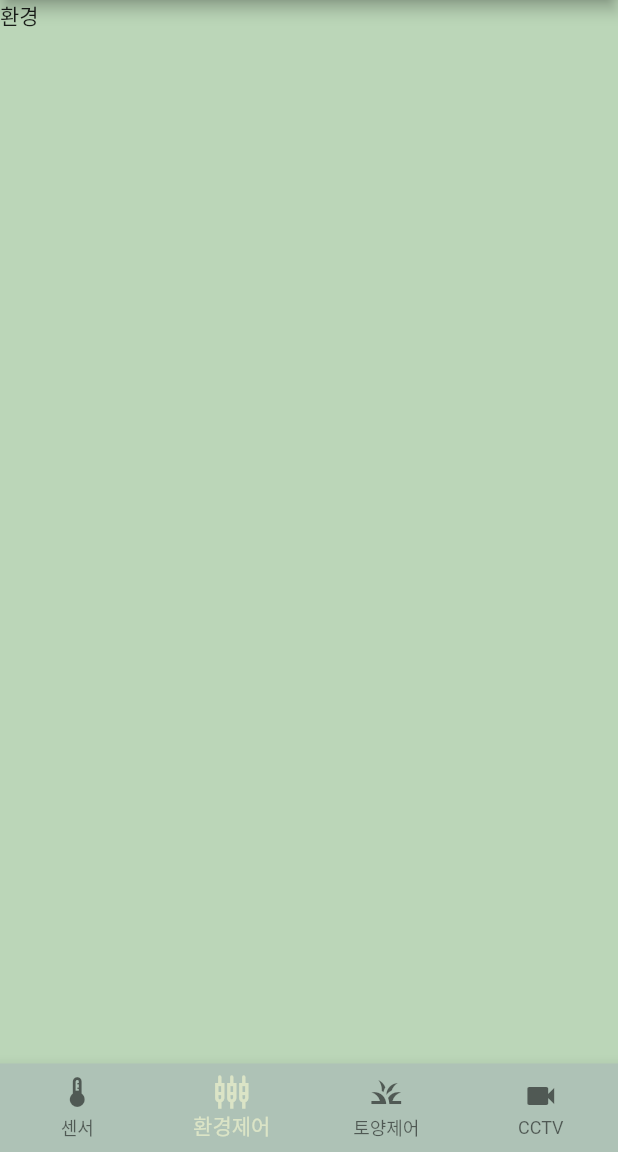
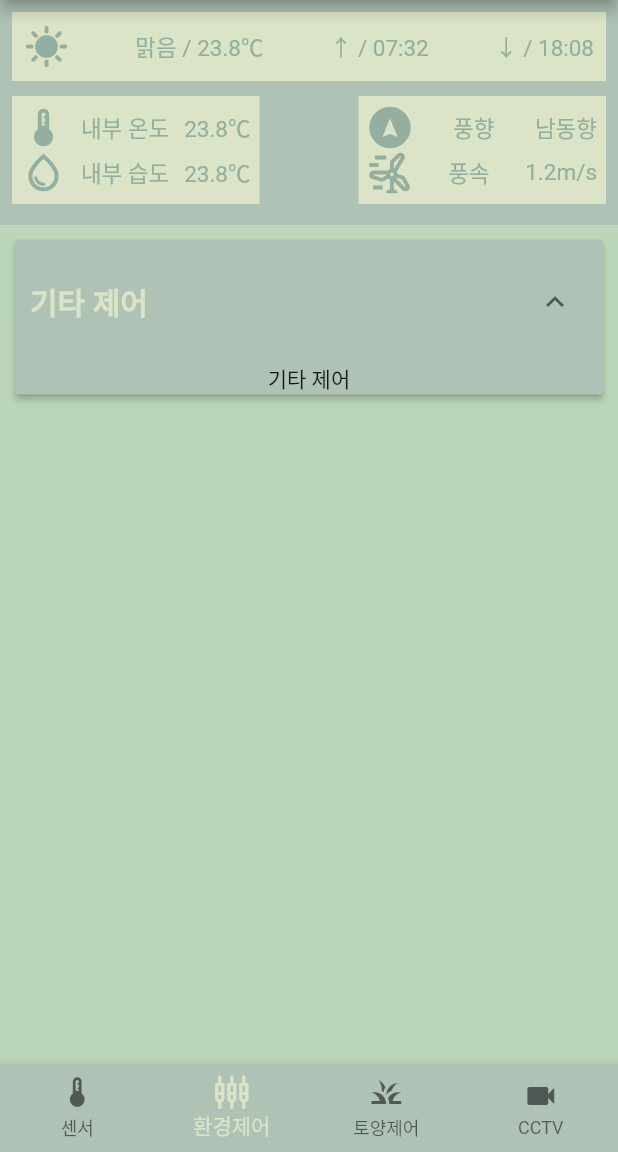
Before and after one commit to 4ix/ai_project_smartfarm, a Flutter app: the HomeScreen screen opened directly, item 2 of the bottom bar chosen, on a phone screen of 412 x 824 dp, the part 84-1236 px from its top. Run offline on Flutter 3.47's test engine with Material 2 defaults, Android fonts, the phone set to English and light mode, and no system bars; our stand-ins replace fl_chart.

Commit message:
UI 구현 (환경제어 - 대시보드)

```diff
--- /dev/null
+++ b/lib/screens/cctv_screen.dart
@@ -0,0 +1,13 @@
+import 'package:flutter/material.dart';
+
+class CctvScreen extends StatelessWidget {
+  const CctvScreen({super.key});
+
+  @override
+  Widget build(BuildContext context) {
+    return const Scaffold(
+      backgroundColor: Color(0xFFBBD6B8),
+      body: Text('CCTV'),
+    );
+  }
+}
--- a/lib/screens/controler_screen.dart
+++ b/lib/screens/controler_screen.dart
@@ -1,13 +1,58 @@
 import 'package:flutter/material.dart';
 
-class ControlerScreen extends StatelessWidget {
+import 'controller_dashboard_screen.dart';
+
+class ControlerScreen extends StatefulWidget {
   const ControlerScreen({super.key});
 
   @override
+  State<ControlerScreen> createState() => _ControlerScreenState();
+}
+
+class _ControlerScreenState extends State<ControlerScreen> {
+  bool _expanded1 = true;
+
+  @override
   Widget build(BuildContext context) {
-    return const Scaffold(
-      backgroundColor: Color(0xFFBBD6B8),
-      body: Text('환경'),
+    return Scaffold(
+      backgroundColor: const Color(0xFFBBD6B8),
+      body: Column(
+        children: [
+          const ControllerDashboard(),
+          Padding(
+            padding: const EdgeInsets.all(10),
+            child: ExpansionPanelList(
+              children: [
+                ExpansionPanel(
+                  backgroundColor: const Color(0XFFAEC2B6),
+                  headerBuilder: (context, isExpanded) {
+                    return const Padding(
+                      padding: EdgeInsets.all(10),
+                      child: Text(
+                        '기타 제어',
+                        style: TextStyle(
+                          color: Color(0XFFDBE4C6),
+                          fontSize: 20,
+                          fontWeight: FontWeight.w600,
+                        ),
+                      ),
+                    );
+                  },
+                  body: const Text('기타 제어'),
+                  isExpanded: _expanded1,
+                ),
+              ],
+              expansionCallback: (panelIndex, isExpanded) {
+                if (panelIndex == 0) {
+                  setState(() {
+                    _expanded1 = !_expanded1;
+                  });
+                }
+              },
+            ),
+          )
+        ],
+      ),
     );
   }
 }
--- /dev/null
+++ b/lib/screens/controller_dashboard_screen.dart
@@ -0,0 +1,196 @@
+import 'package:flutter/material.dart';
+
+class ControllerDashboard extends StatelessWidget {
+  const ControllerDashboard({
+    super.key,
+  });
+
+  @override
+  Widget build(BuildContext context) {
+    return Container(
+      height: 150,
+      decoration: const BoxDecoration(
+        color: Color(0XFFAEC2B6),
+      ),
+      child: Padding(
+        padding: const EdgeInsets.all(8),
+        child: Column(
+          children: [
+            Container(
+              height: 46,
+              decoration: const BoxDecoration(color: Color(0XFFDBE4C6)),
+              child: const Column(
+                children: [
+                  Padding(
+                    padding: EdgeInsets.all(8),
+                    child: Row(
+                      mainAxisAlignment: MainAxisAlignment.spaceBetween,
+                      children: [
+                        Icon(
+                          Icons.sunny,
+                          size: 30,
+                          color: Color(0XFF94AF9F),
+                        ),
+                        Text(
+                          '맑음 / 23.8℃',
+                          style: TextStyle(
+                            fontSize: 15,
+                            color: Color(0XFF94AF9F),
+                          ),
+                        ),
+                        Text(
+                          '↑ / 07:32',
+                          style: TextStyle(
+                            fontSize: 15,
+                            color: Color(0XFF94AF9F),
+                          ),
+                        ),
+                        Text(
+                          '↓ / 18:08',
+                          style: TextStyle(
+                            fontSize: 15,
+                            color: Color(0XFF94AF9F),
+                          ),
+                        ),
+                      ],
+                    ),
+                  )
+                ],
+              ),
+            ),
+            const SizedBox(
+              height: 10,
+            ),
+            Row(
+              mainAxisAlignment: MainAxisAlignment.spaceBetween,
+              children: [
+                Container(
+                  width: 165,
+                  decoration: const BoxDecoration(
+                    color: Color(0XFFDBE4C6),
+                  ),
+                  child: const Padding(
+                    padding: EdgeInsets.all(6),
+                    child: Column(
+                      children: [
+                        Row(
+                          mainAxisAlignment: MainAxisAlignment.spaceBetween,
+                          children: [
+                            Icon(
+                              Icons.device_thermostat_outlined,
+                              size: 30,
+                              color: Color(0XFF94AF9F),
+                            ),
+                            Text(
+                              '내부 온도',
+                              style: TextStyle(
+                                fontSize: 15,
+                                color: Color(0XFF94AF9F),
+                              ),
+                            ),
+                            Text(
+                              '23.8℃',
+                              style: TextStyle(
+                                fontSize: 15,
+                                color: Color(0XFF94AF9F),
+                              ),
+                            ),
+                          ],
+                        ),
+                        Row(
+                          mainAxisAlignment: MainAxisAlignment.spaceBetween,
+                          children: [
+                            Icon(
+                              Icons.water_drop_outlined,
+                              size: 30,
+                              color: Color(0XFF94AF9F),
+                            ),
+                            Text(
+                              '내부 습도',
+                              style: TextStyle(
+                                fontSize: 15,
+                                color: Color(0XFF94AF9F),
+                              ),
+                            ),
+                            Text(
+                              '23.8℃',
+                              style: TextStyle(
+                                fontSize: 15,
+                                color: Color(0XFF94AF9F),
+                              ),
+                            ),
+                          ],
+                        ),
+                      ],
+                    ),
+                  ),
+                ),
+                Container(
+                  width: 165,
+                  decoration: const BoxDecoration(
+                    color: Color(0XFFDBE4C6),
+                  ),
+                  child: const Padding(
+                    padding: EdgeInsets.all(6),
+                    child: Column(
+                      children: [
+                        Row(
+                          mainAxisAlignment: MainAxisAlignment.spaceBetween,
+                          children: [
+                            Icon(
+                              Icons.assistant_navigation,
+                              size: 30,
+                              color: Color(0XFF94AF9F),
+                            ),
+                            Text(
+                              '풍향',
+                              style: TextStyle(
+                                fontSize: 15,
+                                color: Color(0XFF94AF9F),
+                              ),
+                            ),
+                            Text(
+                              '남동향',
+                              style: TextStyle(
+                                fontSize: 15,
+                                color: Color(0XFF94AF9F),
+                              ),
+                            ),
+                          ],
+                        ),
+                        Row(
+                          mainAxisAlignment: MainAxisAlignment.spaceBetween,
+                          children: [
+                            Icon(
+                              Icons.wind_power_outlined,
+                              size: 30,
+                              color: Color(0XFF94AF9F),
+                            ),
+                            Text(
+                              '풍속',
+                              style: TextStyle(
+                                fontSize: 15,
+                                color: Color(0XFF94AF9F),
+                              ),
+                            ),
+                            Text(
+                              '1.2m/s',
+                              style: TextStyle(
+                                fontSize: 15,
+                                color: Color(0XFF94AF9F),
+                              ),
+                            ),
+                          ],
+                        ),
+                      ],
+                    ),
+                  ),
+                ),
+              ],
+            ),
+          ],
+        ),
+      ),
+    );
+  }
+}
--- /dev/null
+++ b/lib/screens/soil_screen.dart
@@ -0,0 +1,13 @@
+import 'package:flutter/material.dart';
+
+class SoilScreen extends StatelessWidget {
+  const SoilScreen({super.key});
+
+  @override
+  Widget build(BuildContext context) {
+    return const Scaffold(
+      backgroundColor: Color(0xFFBBD6B8),
+      body: Text('토양'),
+    );
+  }
+}
--- a/lib/shared/home_screen.dart
+++ b/lib/shared/home_screen.dart
@@ -1,8 +1,10 @@
 import 'package:flutter/material.dart';
 import 'package:smartfarm/screens/sensor_screen.dart';
+import 'package:smartfarm/screens/controler_screen.dart';
+import 'package:smartfarm/screens/soil_screen.dart';
+import 'package:smartfarm/screens/cctv_screen.dart';
 
 import 'menu_drawer.dart';
-import '../screens/controler_screen.dart';
 
 class HomeScreen extends StatefulWidget {
   const HomeScreen({super.key});
@@ -17,6 +19,8 @@ class _HomeScreenState extends State<HomeScreen> {
   final List<Widget> _widgetOptions = <Widget>[
     const SensorScreen(),
     const ControlerScreen(),
+    const SoilScreen(),
+    const CctvScreen(),
   ];
 
   void _onItemTapped(int index) {
```
Also changed, not shown: 1 other file.
